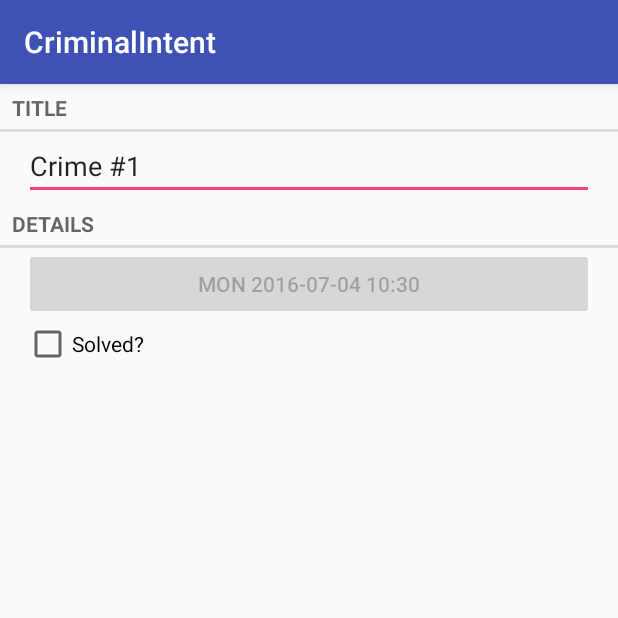
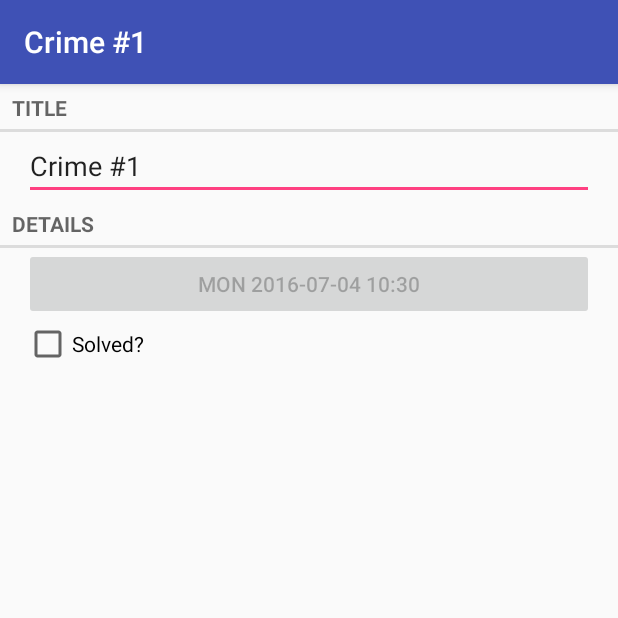
Before and after one commit to Malonglong2016/androidProgramming, an Android app: the screen it shows after launch (CrimeActivity before the commit, CrimePagerActivity after it), after a tap on an icon or button, on a phone screen of 412 x 824 dp, the top half of it. Run offline under Robolectric (Android 15) with nearby library versions, the phone set to English and light mode, and no system bars.

Commit message:
添加viewpager

```diff
--- a/criminalintent/src/main/AndroidManifest.xml
+++ b/criminalintent/src/main/AndroidManifest.xml
@@ -8,7 +8,7 @@
         android:label="@string/app_name"
         android:supportsRtl="true"
         android:theme="@style/AppTheme">
-        <activity android:name=".activity.CrimeActivity">
+        <activity android:name=".activity.CrimePagerActivity">
         </activity>
         <activity android:name=".activity.CrimeListActivity">
             <intent-filter>
--- a/criminalintent/src/main/java/com/example/longhsao/criminalintent/activity/CrimeActivity.java
+++ /dev/null
@@ -1,21 +0,0 @@
-package com.example.longhsao.criminalintent.activity;
-
-import android.support.v4.app.Fragment;
-import android.support.v4.app.FragmentManager;
-import android.support.v7.app.AppCompatActivity;
-import android.os.Bundle;
-
-import com.example.longhsao.criminalintent.SingleFragmentActivity;
-import com.example.longhsao.criminalintent.fragment.CrimeFragment;
-
-import java.util.UUID;
-
-public class CrimeActivity extends SingleFragmentActivity {
-
-    @Override
-    protected Fragment createFragment() {
-        UUID crimeId = (UUID) getIntent().getSerializableExtra(CrimeFragment.EXTRA_CRIME_ID);
-        return CrimeFragment.newIntance(crimeId);
-    }
-
-}
--- a/criminalintent/src/main/java/com/example/longhsao/criminalintent/activity/CrimePagerActivity.java
+++ b/criminalintent/src/main/java/com/example/longhsao/criminalintent/activity/CrimePagerActivity.java
@@ -2,8 +2,22 @@ package com.example.longhsao.criminalintent.activity;
 
 import android.os.Bundle;
 import android.support.annotation.Nullable;
+import android.support.v4.app.Fragment;
+import android.support.v4.app.FragmentManager;
+import android.support.v4.app.FragmentPagerAdapter;
+import android.support.v4.app.FragmentStatePagerAdapter;
+import android.support.v4.text.TextUtilsCompat;
 import android.support.v4.view.ViewPager;
 import android.support.v7.app.AppCompatActivity;
+import android.text.TextUtils;
+
+import com.example.longhsao.criminalintent.R;
+import com.example.longhsao.criminalintent.bean.Crime;
+import com.example.longhsao.criminalintent.bean.CrimeLab;
+import com.example.longhsao.criminalintent.fragment.CrimeFragment;
+
+import java.util.ArrayList;
+import java.util.UUID;
 
 /**
  * Created by 45411_000 on 2016/7/4.
@@ -12,8 +26,58 @@ public class CrimePagerActivity extends AppCompatActivity {
 
     private ViewPager mViewPager;
 
+    private ArrayList<Crime> mCrimes;
+
     @Override
     protected void onCreate(@Nullable Bundle savedInstanceState) {
         super.onCreate(savedInstanceState);
+
+        mViewPager = new ViewPager(this);
+        mViewPager.setId(R.id.viewpager);
+        setContentView(mViewPager);
+
+        mCrimes = CrimeLab.get(this).getCrimes();
+
+        FragmentManager manager = getSupportFragmentManager();
+
+        mViewPager.setAdapter(new FragmentStatePagerAdapter(manager) {
+            @Override
+            public Fragment getItem(int position) {
+                Crime crime = mCrimes.get(position);
+                return CrimeFragment.newIntance(crime.getmId());
+            }
+
+            @Override
+            public int getCount() {
+                return mCrimes.size();
+            }
+        });
+
+        mViewPager.addOnPageChangeListener(new ViewPager.OnPageChangeListener() {
+            @Override
+            public void onPageScrolled(int position, float positionOffset, int positionOffsetPixels) {
+
+            }
+
+            @Override
+            public void onPageSelected(int position) {
+                Crime crime = mCrimes.get(position);
+                if (!TextUtils.isEmpty(crime.getmTitle()))
+                    setTitle(crime.getmTitle());
+            }
+
+            @Override
+            public void onPageScrollStateChanged(int state) {
+
+            }
+        });
+
+        UUID mId = (UUID) getIntent().getSerializableExtra(CrimeFragment.EXTRA_CRIME_ID);
+        for (int i = 0; i < mCrimes.size(); i++){
+            if (mCrimes.get(i).getmId().equals(mId)){
+                mViewPager.setCurrentItem(i);
+                break;
+            }
+        }
     }
 }
--- a/criminalintent/src/main/java/com/example/longhsao/criminalintent/fragment/CrimeFragment.java
+++ b/criminalintent/src/main/java/com/example/longhsao/criminalintent/fragment/CrimeFragment.java
@@ -42,7 +42,7 @@ public class CrimeFragment extends Fragment {
     @Override
     public void onCreate(@Nullable Bundle savedInstanceState) {
         super.onCreate(savedInstanceState);
-        UUID id = (UUID) getActivity().getIntent().getSerializableExtra(EXTRA_CRIME_ID);
+        UUID id = (UUID) getArguments().getSerializable(EXTRA_CRIME_ID);
         mCrime = CrimeLab.get(getActivity()).getCrime(id);
     }
 
--- a/criminalintent/src/main/java/com/example/longhsao/criminalintent/fragment/CrimeListFragment.java
+++ b/criminalintent/src/main/java/com/example/longhsao/criminalintent/fragment/CrimeListFragment.java
@@ -11,8 +11,8 @@ import android.widget.CheckBox;
 import android.widget.ListView;
 import android.widget.TextView;
 
-import com.example.longhsao.criminalintent.activity.CrimeActivity;
 import com.example.longhsao.criminalintent.R;
+import com.example.longhsao.criminalintent.activity.CrimePagerActivity;
 import com.example.longhsao.criminalintent.bean.Crime;
 import com.example.longhsao.criminalintent.bean.CrimeLab;
 
@@ -46,7 +46,7 @@ public class CrimeListFragment extends ListFragment {
     @Override
     public void onListItemClick(ListView l, View v, int position, long id) {
         Crime crime = (Crime) getListAdapter().getItem(position);
-        Intent intent = new Intent(getActivity(), CrimeActivity.class);
+        Intent intent = new Intent(getActivity(), CrimePagerActivity.class);
         intent.putExtra(CrimeFragment.EXTRA_CRIME_ID, crime.getmId());
         startActivity(intent);
     }
--- /dev/null
+++ b/criminalintent/src/main/res/values/ids.xml
@@ -0,0 +1,4 @@
+<?xml version="1.0" encoding="utf-8"?>
+<resources>
+    <item name="viewpager" type="id"/>
+</resources>
```
